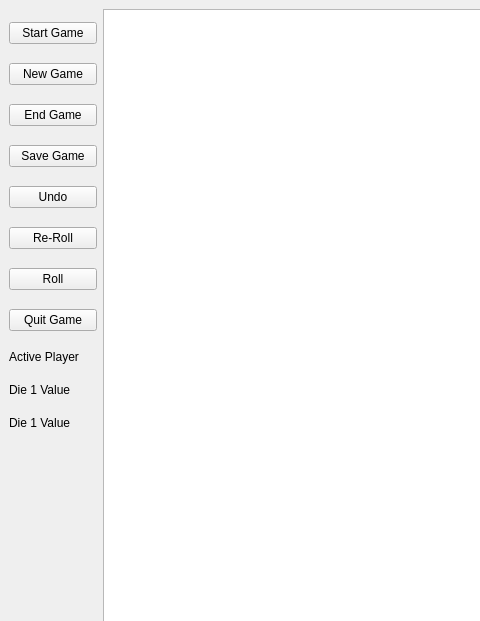
Qt form chutes_and_ladders/mainwindow.ui (Tyler-Scripps/csci-3010-hw4) before a commit; both pictures show x 0 to 480 and y 0 to 621 of the 1280 by 720 pixel window.
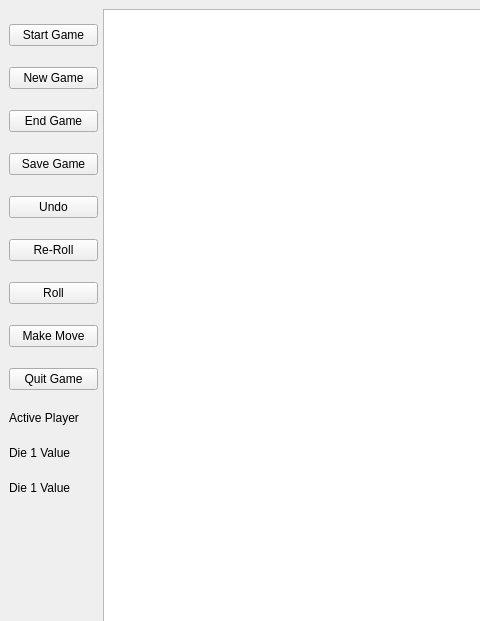
The same form after that commit.

The edit to the form file:
```diff
--- a/chutes_and_ladders/mainwindow.ui
+++ b/chutes_and_ladders/mainwindow.ui
@@ -30,13 +30,13 @@
      <enum>Qt::ScrollBarAlwaysOff</enum>
     </property>
    </widget>
-   <widget class="QWidget" name="">
+   <widget class="QWidget" name="layoutWidget">
     <property name="geometry">
      <rect>
       <x>9</x>
       <y>9</y>
-      <width>88</width>
-      <height>441</height>
+      <width>89</width>
+      <height>501</height>
      </rect>
     </property>
     <layout class="QVBoxLayout" name="verticalLayout">
@@ -89,6 +89,13 @@
        </property>
       </widget>
      </item>
+     <item>
+      <widget class="QPushButton" name="moveBut">
+       <property name="text">
+        <string>Make Move</string>
+       </property>
+      </widget>
+     </item>
      <item>
       <widget class="QPushButton" name="quitBut">
        <property name="text">
```
